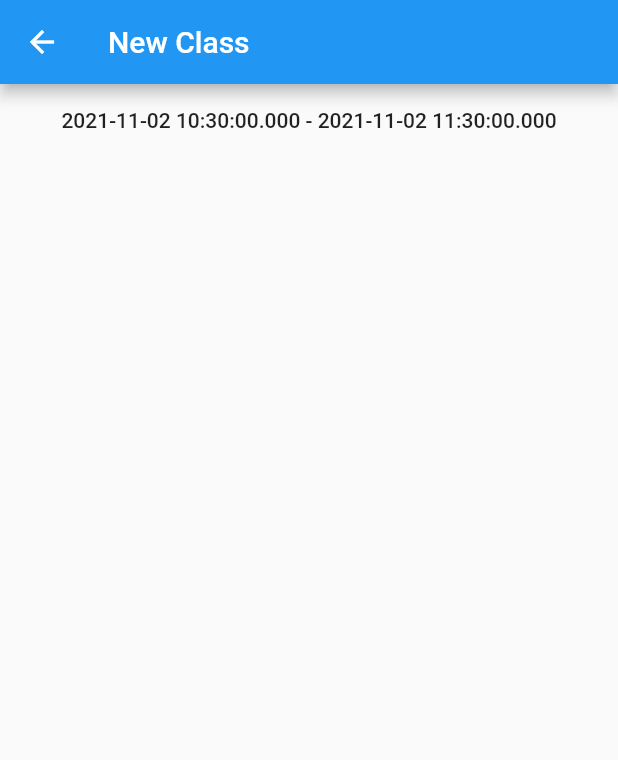
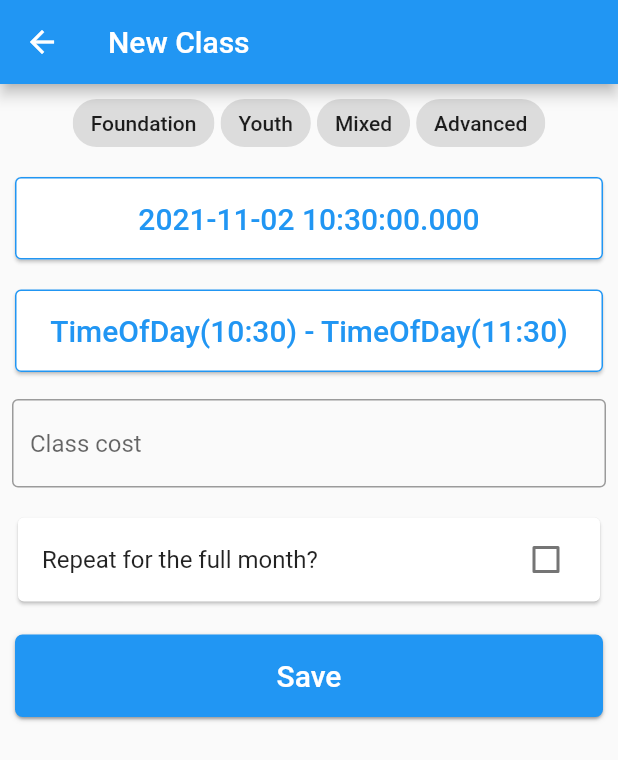
Before and after one commit to GregPuccio/ffa_classes, a Flutter app: the screen it shows after launch, after a tap on the "add" icon, on a phone screen of 412 x 824 dp. Shown: the top 760 px of the screen. Run offline on Flutter 3.47's test engine with Material 2 defaults, Android fonts, the phone set to English and light mode, and no system bars; our stand-ins replace cloud_firestore, firebase_core; accounts and stored records are empty; generated files the repository leaves out were written again.

Commit message:
updated add classes

```diff
--- a/lib/src/class_feature/add_class.dart
+++ b/lib/src/class_feature/add_class.dart
@@ -1,5 +1,7 @@
 import 'package:ffaclasses/src/class_feature/fclass.dart';
 import 'package:ffaclasses/src/constants/enums.dart';
+import 'package:ffaclasses/src/constants/widgets/buttons.dart';
+import 'package:ffaclasses/src/constants/widgets/multi_select_chip.dart';
 import 'package:flutter/material.dart';
 
 class AddClass extends StatefulWidget {
@@ -13,24 +15,32 @@ class AddClass extends StatefulWidget {
 
 class _AddClassState extends State<AddClass> {
   late FClass fClass;
+  late bool repeat;
   @override
   void initState() {
     fClass = FClass(
       id: 'id',
-      startTime: DateTime.now(),
-      endTime: DateTime.now().add(const Duration(hours: 1)),
+      date: DateTime.now(),
+      startTime: TimeOfDay.now(),
+      endTime: TimeOfDay.now().replacing(hour: TimeOfDay.now().hour + 1),
       cost: 0,
       classType: widget.classType ?? ClassType.foundation,
       fencers: [],
     );
+    repeat = false;
     super.initState();
   }
 
-  void showDatePicker() async {
-    await showDateRangePicker(
+  void showTimeSelector() async {
+    await showTimePicker(context: context, initialTime: fClass.startTime);
+  }
+
+  void showDateChooser() async {
+    await showDatePicker(
       context: context,
-      firstDate: fClass.startTime,
-      lastDate: fClass.endTime,
+      initialDate: DateTime.now(),
+      firstDate: DateTime.now().subtract(const Duration(days: 31)),
+      lastDate: DateTime.now().add(const Duration(days: 100)),
     );
   }
 
@@ -42,9 +52,47 @@ class _AddClassState extends State<AddClass> {
       ),
       body: ListView(
         children: [
-          MaterialButton(
-            onPressed: showDatePicker,
-            child: Text(fClass.dates),
+          MultiSelectChip(
+            itemList: const ['Foundation', 'Youth', 'Mixed', 'Advanced'],
+            onSelectionChanged: (val) => setState(() {}),
+            multi: false,
+          ),
+          SecondaryButton(
+            active: true,
+            onPressed: showDateChooser,
+            text: fClass.date.toString(),
+          ),
+          SecondaryButton(
+            active: true,
+            onPressed: showTimeSelector,
+            text: fClass.times,
+          ),
+          const Padding(
+            padding: EdgeInsets.all(8.0),
+            child: TextField(
+              decoration: InputDecoration(
+                hintText: 'Class cost',
+                border: OutlineInputBorder(),
+              ),
+            ),
+          ),
+          Padding(
+            padding: const EdgeInsets.all(8.0),
+            child: Card(
+              child: CheckboxListTile(
+                title: const Text('Repeat for the full month?'),
+                value: repeat,
+                onChanged: (val) {
+                  setState(() {
+                    repeat = !repeat;
+                  });
+                },
+              ),
+            ),
+          ),
+          InkButton(
+            text: 'Save',
+            onPressed: () => Navigator.pop(context),
           ),
         ],
       ),
--- a/lib/src/class_feature/fclass.dart
+++ b/lib/src/class_feature/fclass.dart
@@ -1,19 +1,22 @@
 import 'dart:convert';
 
-import 'package:ffaclasses/src/fencer_feature/fencer.dart';
 import 'package:flutter/foundation.dart';
+import 'package:flutter/material.dart';
 
 import 'package:ffaclasses/src/constants/enums.dart';
+import 'package:ffaclasses/src/fencer_feature/fencer.dart';
 
 class FClass {
   final String id;
-  final DateTime startTime;
-  final DateTime endTime;
+  final DateTime date;
+  final TimeOfDay startTime;
+  final TimeOfDay endTime;
   final int cost;
   final ClassType classType;
   final List<Fencer> fencers;
   FClass({
     required this.id,
+    required this.date,
     required this.startTime,
     required this.endTime,
     required this.cost,
@@ -53,7 +56,7 @@ class FClass {
     }
   }
 
-  String get dates {
+  String get times {
     String startDate = startTime.toString();
     String endDate = endTime.toString();
     return '$startDate - $endDate';
@@ -61,14 +64,16 @@ class FClass {
 
   FClass copyWith({
     String? id,
-    DateTime? startTime,
-    DateTime? endTime,
+    DateTime? date,
+    TimeOfDay? startTime,
+    TimeOfDay? endTime,
     int? cost,
     ClassType? classType,
     List<Fencer>? fencers,
   }) {
     return FClass(
       id: id ?? this.id,
+      date: date ?? this.date,
       startTime: startTime ?? this.startTime,
       endTime: endTime ?? this.endTime,
       cost: cost ?? this.cost,
@@ -80,8 +85,13 @@ class FClass {
   Map<String, dynamic> toMap() {
     return {
       'id': id,
-      'startTime': startTime.millisecondsSinceEpoch,
-      'endTime': endTime.millisecondsSinceEpoch,
+      'date': date.millisecondsSinceEpoch,
+      'startTime': DateTime(1)
+          .add(Duration(hours: startTime.hour, minutes: startTime.minute))
+          .millisecondsSinceEpoch,
+      'endTime': DateTime(1)
+          .add(Duration(hours: endTime.hour, minutes: endTime.minute))
+          .millisecondsSinceEpoch,
       'cost': cost,
       'classType': classType.index,
       'fencers': fencers.map((x) => x.toMap()).toList(),
@@ -91,8 +101,11 @@ class FClass {
   factory FClass.fromMap(Map<String, dynamic> map) {
     return FClass(
       id: map['id'],
-      startTime: DateTime.fromMillisecondsSinceEpoch(map['startTime']),
-      endTime: DateTime.fromMillisecondsSinceEpoch(map['endTime']),
+      date: DateTime.fromMillisecondsSinceEpoch(map['date']),
+      startTime: TimeOfDay.fromDateTime(
+          DateTime.fromMillisecondsSinceEpoch(map['startTime'])),
+      endTime: TimeOfDay.fromDateTime(
+          DateTime.fromMillisecondsSinceEpoch(map['endTime'])),
       cost: map['cost'],
       classType: ClassType.values[map['classType']],
       fencers: List<Fencer>.from(map['fencers']?.map((x) => Fencer.fromMap(x))),
@@ -105,7 +118,7 @@ class FClass {
 
   @override
   String toString() {
-    return 'FClass(id: $id, startTime: $startTime, endTime: $endTime, cost: $cost, classType: $classType, fencers: $fencers)';
+    return 'FClass(id: $id, date: $date, startTime: $startTime, endTime: $endTime, cost: $cost, classType: $classType, fencers: $fencers)';
   }
 
   @override
@@ -114,6 +127,7 @@ class FClass {
 
     return other is FClass &&
         other.id == id &&
+        other.date == date &&
         other.startTime == startTime &&
         other.endTime == endTime &&
         other.cost == cost &&
@@ -124,6 +138,7 @@ class FClass {
   @override
   int get hashCode {
     return id.hashCode ^
+        date.hashCode ^
         startTime.hashCode ^
         endTime.hashCode ^
         cost.hashCode ^
--- /dev/null
+++ b/lib/src/constants/widgets/buttons.dart
@@ -0,0 +1,92 @@
+import 'package:flutter/material.dart';
+
+class InkButton extends StatelessWidget {
+  final String text;
+  final Function? onPressed;
+  final bool active;
+  const InkButton({this.text = 'Next', this.onPressed, this.active = true});
+  @override
+  Widget build(BuildContext context) {
+    return Center(
+      child: Container(
+        constraints: const BoxConstraints(maxHeight: 55, maxWidth: 400),
+        decoration: BoxDecoration(
+          borderRadius: BorderRadius.circular(5),
+          gradient: LinearGradient(
+            colors: active
+                ? [
+                    Theme.of(context).colorScheme.secondary,
+                    Theme.of(context).colorScheme.secondaryVariant,
+                  ]
+                : [
+                    Colors.grey,
+                    Colors.blueGrey,
+                  ],
+          ),
+          boxShadow: kElevationToShadow[1],
+        ),
+        margin: const EdgeInsets.all(10.0),
+        child: MaterialButton(
+          onPressed: active ? onPressed as void Function()? : null,
+          child: Center(
+            child: Text(
+              text,
+              style: const TextStyle(fontSize: 20, color: Colors.white),
+              textAlign: TextAlign.center,
+            ),
+          ),
+        ),
+      ),
+    );
+  }
+}
+
+class SecondaryButton extends StatelessWidget {
+  final String text;
+  final Function? onPressed;
+  final bool active;
+  const SecondaryButton({
+    Key? key,
+    required this.text,
+    this.onPressed,
+    required this.active,
+  }) : super(key: key);
+
+  @override
+  Widget build(BuildContext context) {
+    return Center(
+      child: Container(
+        constraints: const BoxConstraints(maxHeight: 55, maxWidth: 400),
+        // decoration: BoxDecoration(
+        //   borderRadius: BorderRadius.circular(15),
+        //   color: color10BlueAndGreen,
+        //   boxShadow: kElevationToShadow[1],
+        // ),
+        margin: const EdgeInsets.all(10.0),
+        child: OutlinedButton(
+          style: OutlinedButton.styleFrom(
+            side: BorderSide(
+                color: active
+                    ? Theme.of(context).colorScheme.secondaryVariant
+                    : Colors.grey),
+            backgroundColor: Colors.white,
+            elevation: 1,
+          ),
+          onPressed: active ? onPressed as void Function()? : null,
+          child: Center(
+            child: Text(
+              text,
+              style: TextStyle(
+                fontSize: 20,
+                color: active
+                    ? Theme.of(context).colorScheme.secondaryVariant
+                    : Colors.grey,
+              ),
+              textAlign: TextAlign.center,
+            ),
+          ),
+        ),
+      ),
+    );
+  }
+}
--- /dev/null
+++ b/lib/src/constants/widgets/multi_select_chip.dart
@@ -0,0 +1,57 @@
+import 'package:flutter/material.dart';
+
+class MultiSelectChip extends StatefulWidget {
+  final List<String> itemList;
+  final Function(List<String>) onSelectionChanged;
+  final bool multi;
+  const MultiSelectChip({
+    Key? key,
+    required this.itemList,
+    required this.onSelectionChanged,
+    this.multi = true,
+  }) : super(key: key);
+  @override
+  _MultiSelectChipState createState() => _MultiSelectChipState();
+}
+
+class _MultiSelectChipState extends State<MultiSelectChip> {
+  String selectedChoice = "";
+  List<String> selectedChoices = [];
+  List<Widget> _buildChoiceList() {
+    final List<Widget> choices = [];
+    for (final item in widget.itemList) {
+      choices.add(Container(
+        padding: const EdgeInsets.all(2.0),
+        child: ChoiceChip(
+          label: Text(item),
+          selected: widget.multi
+              ? selectedChoices.contains(item)
+              : selectedChoice == item,
+          onSelected: (selected) {
+            if (widget.multi) {
+              setState(() {
+                selectedChoices.contains(item)
+                    ? selectedChoices.remove(item)
+                    : selectedChoices.add(item);
+                widget.onSelectionChanged(selectedChoices);
+              });
+            } else {
+              setState(() {
+                selectedChoice = item;
+              });
+            }
+          },
+        ),
+      ));
+    }
+    return choices;
+  }
+
+  @override
+  Widget build(BuildContext context) {
+    return Wrap(
+      alignment: WrapAlignment.center,
+      children: _buildChoiceList(),
+    );
+  }
+}
```
